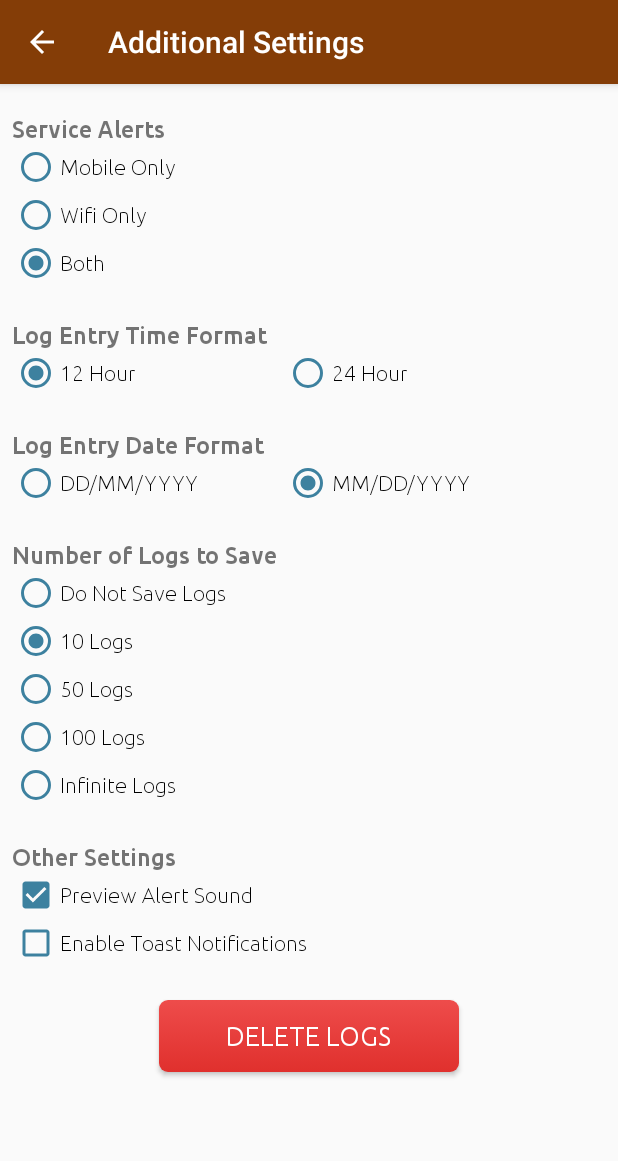
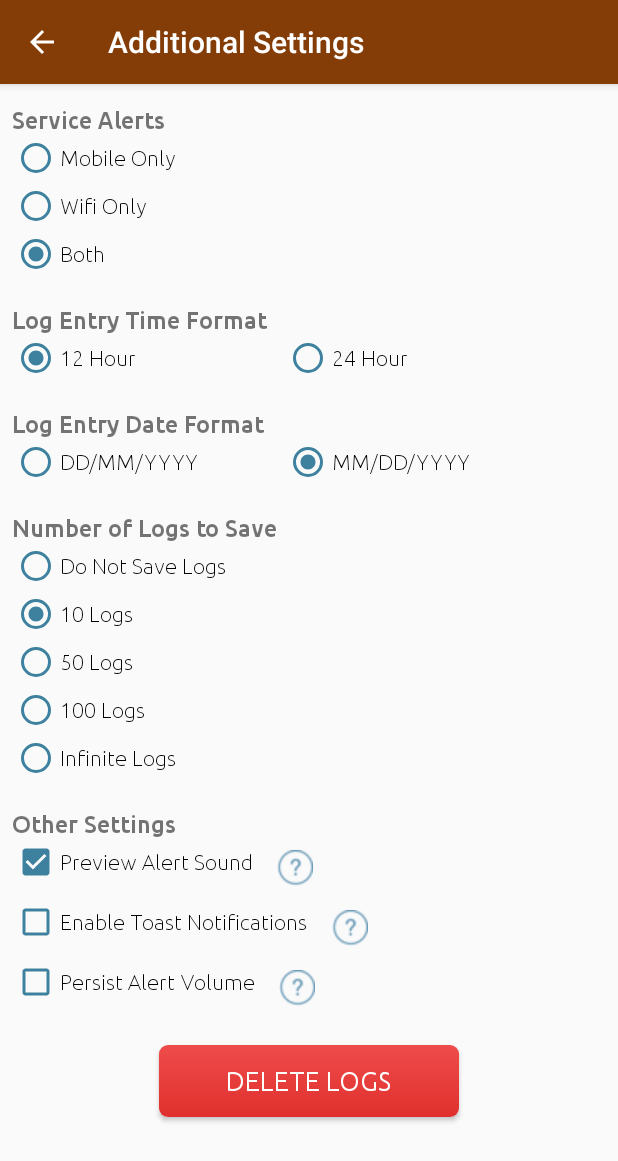
Before and after one commit to sgerendasy/ServiceNotifier, an Android app: the screen it shows after launch (Settings), in the options menu, after a tap on "Additional Settings", on a phone screen of 412 x 824 dp. Shown: the top 1161 px of the screen. Run offline under Robolectric (Android 15) with nearby library versions, the light colour scheme and no system bars; libraries missing offline, so code that uses them is left out: com.sothree.slidinguppanel; Roboto replaces fonts that are not available here; 4 statements that could not run were skipped.

Commit message:
Added persistent volume, minor code cleanup, bug fixes, UI updates

```diff
--- a/app/src/main/java/com/example/email/serviceindicator/MainActivity.java
+++ b/app/src/main/java/com/example/email/serviceindicator/MainActivity.java
@@ -4,6 +4,7 @@ import android.content.Context;
 import android.content.Intent;
 import android.content.IntentFilter;
 import android.content.SharedPreferences;
+import android.content.res.ColorStateList;
 import android.graphics.Typeface;
 import android.media.AudioManager;
 import android.media.MediaPlayer;
@@ -66,7 +67,7 @@ public class MainActivity extends AppCompatActivity {
     public static int oldVolume;
     public boolean appIsOn;
 
-    public static MainActivity MA;
+    public static MainActivity mainActivityInstance;
     private SlidingUpPanelLayout mLayout;
     // The BroadcastReceiver that tracks network connectivity changes.
     public static NetworkReceiver receiver = new NetworkReceiver();
@@ -88,18 +89,19 @@ public class MainActivity extends AppCompatActivity {
 
     public static IntentFilter filter;
     public static AudioManager mAudioManager;
+    public static int MaxVolume = 100;
     public static MediaPlayer mediaPlayer = new MediaPlayer();
     private LogEntrySQL logEntryDB;
-    public LinearLayout setSoundsLayout;
     public static RadioGroup leftRadioGroupColumn;
     public static RadioGroup rightRadioGroupColumn;
+    public LinearLayout setSoundsLayout;
     public LinearLayout labelLayout;
     public LinearLayout confirmationLayout;
     public LinearLayout soundsTemp;
 
     public static MainActivity getInstance()
     {
-        return MA;
+        return mainActivityInstance;
     }
 
     @Override
@@ -109,80 +111,74 @@ public class MainActivity extends AppCompatActivity {
         // Registers BroadcastReceiver to track network connection changes.
         filter = new IntentFilter(ConnectivityManager.CONNECTIVITY_ACTION);
         receiver = new NetworkReceiver();
-        MA = this;
+        mAudioManager = (AudioManager) getSystemService(AUDIO_SERVICE);
+        if (mAudioManager != null)
+            MaxVolume = mAudioManager.getStreamMaxVolume(audioStreamType);
+        mainActivityInstance = this;
 
-        mAudioManager = (AudioManager) getSystemService(AUDIO_SERVICE);
-
+        // Set persistent data values
         sharedPref = PreferenceManager.getDefaultSharedPreferences(getApplicationContext());
-        ImageButton appOnButton = (ImageButton) findViewById(R.id.appOnButton);
 
         appIsOn = sharedPref.getBoolean(getResources().getString(R.string.AppOnPref), true);
         int appOnImageId = appIsOn ? R.drawable.connected_logo : R.drawable.disconnected_logo;
-        appOnButton.setImageResource(appOnImageId);
+        ((ImageButton)findViewById(R.id.appOnButton)).setImageResource(appOnImageId);
+
         SeekBar volumeSlider = (SeekBar) findViewById(R.id.volumeBar);
         volumeSlider.setProgress(sharedPref.getInt(getResources().getString(R.string.VolumePref), 70));
         ((TextView)findViewById(R.id.volumeLabel)).setText("Volume: " + volumeSlider.getProgress() + "%");
-        mAudioManager.setStreamVolume(audioStreamType, volumeSlider.getProgress(), AudioManager.FLAG_VIBRATE);
+        int realVolume = (int)(MaxVolume * ((float)volumeSlider.getProgress() / 100));
+        mAudioManager.setStreamVolume(audioStreamType, realVolume, AudioManager.FLAG_VIBRATE);
+
         is12HourFormat = sharedPref.getBoolean(getResources().getString(R.string.IsTwelveHourBoolean), true);
         isMMDDFormat = sharedPref.getBoolean(getResources().getString(R.string.ISMMDDFormatBoolean), true);
-
         logEntryDB = new LogEntrySQL(this);
         logArray = logEntryDB.getLogs(sharedPref.getInt(getResources().getString(R.string.SaveLogsValue), 10));
+
 
         populateSoundsDict();
         populateRadioGroupLayout();
         InitializeSoundSelectionLabel();
         InitializeSoundConfirmationLayout();
         SetLayoutConstraints();
+
+        // Set fonts
         Typeface ubuntuLight = Typeface.createFromAsset(getAssets(), "fonts/Ubuntu-L.ttf");
         ((TextView)findViewById(R.id.volumeLabel)).setTypeface(ubuntuLight);
 
 
-        // perform seek bar change listener event used for getting the progress value
+        // seek bar listener event for getting the volume's int value
         volumeSlider.setOnSeekBarChangeListener(new SeekBar.OnSeekBarChangeListener()
         {
-            int progressChangedValue = 0;
-
             public void onProgressChanged(SeekBar seekBar, int progress, boolean fromUser) {
-                progressChangedValue = progress;
-                sharedPref.edit().putInt(getResources().getString(R.string.VolumePref), progress).apply();
-                ((TextView)findViewById(R.id.volumeLabel)).setText("Volume: " + progress + "%");
-                mAudioManager.setStreamVolume(audioStreamType, progress, AudioManager.FLAG_VIBRATE);
+                int realVolume = (int)(MaxVolume * ((float)progress / 100));                                         // calculate it
+                sharedPref.edit().putInt(getResources().getString(R.string.VolumePref), progress).apply();          // persist it
+                ((TextView)findViewById(R.id.volumeLabel)).setText("Volume: " + progress + "%");                   // label it
+                mAudioManager.setStreamVolume(audioStreamType, realVolume, AudioManager.FLAG_VIBRATE);            // bop it
             }
 
             @Override
-            public void onStartTrackingTouch(SeekBar seekBar) {
-
-            }
+            public void onStartTrackingTouch(SeekBar seekBar) { }
 
             @Override
-            public void onStopTrackingTouch(SeekBar seekBar) {
-
-            }
+            public void onStopTrackingTouch(SeekBar seekBar) { }
         });
 
-
-        ListView logListView = (ListView) findViewById(R.id.logList);
-
-        arrayAdapter = new ArrayAdapter<LogEntry>(
+        // Setup the log entries slide-up
+        ListView logListView = (ListView)findViewById(R.id.logList);
+        arrayAdapter = new ArrayAdapter<>(
                 this,
                 android.R.layout.simple_list_item_1,
                 logArray );
         logListView.setAdapter(arrayAdapter);
 
-        mLayout = (SlidingUpPanelLayout) findViewById(R.id.sliding_layout);
+        mLayout = (SlidingUpPanelLayout)findViewById(R.id.sliding_layout);
         mLayout.setPanelHeight(80);
-
         mLayout.addPanelSlideListener(new SlidingUpPanelLayout.PanelSlideListener() {
             @Override
-            public void onPanelSlide(View panel, float slideOffset) {
-
-            }
+            public void onPanelSlide(View panel, float slideOffset) { }
 
             @Override
-            public void onPanelStateChanged(View panel, SlidingUpPanelLayout.PanelState previousState, SlidingUpPanelLayout.PanelState newState) {
-
-            }
+            public void onPanelStateChanged(View panel, SlidingUpPanelLayout.PanelState previousState, SlidingUpPanelLayout.PanelState newState) { }
         });
         mLayout.setFadeOnClickListener(new View.OnClickListener() {
             @Override
@@ -191,7 +187,9 @@ public class MainActivity extends AppCompatActivity {
             }
         });
 
-        this.getApplicationContext().registerReceiver(receiver, filter);
+
+        toggleService(appIsOn, false);
+
     }
 
     @Override
@@ -396,6 +394,17 @@ public class MainActivity extends AppCompatActivity {
         soundsTemp.addView(confirmationLayout);
     }
 
+    public void WHATEVER(View view)
+    {
+        try {
+            getApplicationContext().unregisterReceiver(receiver);
+        }
+        catch (Exception e)
+        {
+            Toast.makeText(this, e.getMessage(), Toast.LENGTH_SHORT).show();
+        }
+    }
+
     public void populateRadioGroupLayout()
     {
         setSoundsLayout = new LinearLayout(this);
@@ -412,10 +421,16 @@ public class MainActivity extends AppCompatActivity {
         leftRadioGroupColumn.setOnCheckedChangeListener(leftColumnListener);
         rightRadioGroupColumn.setOnCheckedChangeListener(rightColumnListener);
 
+        ColorStateList radioButtonColorList = new ColorStateList(
+                new int[][]{ new int[]{-android.R.attr.state_enabled}, new int[]{android.R.attr.state_enabled}},
+                new int[] { getColor(R.color.greyBackground), getColor(R.color.blueText) }
+        );
+
 
         for (int i = 0; i < soundsArray.size() / 2; i++)
         {
             RadioButton newRadioButton = new RadioButton(this);
+            newRadioButton.setButtonTintList(radioButtonColorList);
             newRadioButton.setText(soundsArray.get(i).soundName);
             newRadioButton.setId(soundsArray.get(i).radioButtonIndex);
             leftRadioGroupColumn.addView(newRadioButton);
@@ -423,6 +438,7 @@ public class MainActivity extends AppCompatActivity {
         for (int i = soundsArray.size() / 2; i < soundsArray.size(); i++)
         {
             RadioButton newRadioButton = new RadioButton(this);
+            newRadioButton.setButtonTintList(radioButtonColorList);
             newRadioButton.setText(soundsArray.get(i).soundName);
             newRadioButton.setId(soundsArray.get(i).radioButtonIndex);
             rightRadioGroupColumn.addView(newRadioButton);
@@ -460,7 +476,11 @@ public class MainActivity extends AppCompatActivity {
         int appOnImageId = appIsOn ? R.drawable.connected_logo : R.drawable.disconnected_logo;
         ((ImageButton)findViewById(R.id.appOnButton)).setImageResource(appOnImageId);
         sharedPref.edit().putBoolean(getResources().getString(R.string.AppOnPref), appIsOn).apply();
-        toggleService(appIsOn);
+        toggleService(appIsOn, true);
+        DateFormat datetimeFormat = new SimpleDateFormat(logEntryDateTimeFormat);
+        String logDatetime = datetimeFormat.format(Calendar.getInstance().getTime());
+        String eventString = appIsOn ? "Service Alert Turned On" : "Service Alert Turned Off";
+        addLog(logDatetime, eventString);
     }
 
     public void SetSoundsButtonClicked(View view)
@@ -600,17 +620,6 @@ public class MainActivity extends AppCompatActivity {
         soundsArray.add(new SoundInfo(R.raw.slide_down, 11, getResources().getString(R.string.SlideDown)));
     }
 
-
-    public SoundInfo getSoundInfo(String soundName)
-    {
-        for (SoundInfo soundInfo : soundsArray)
-        {
-            if (soundInfo.soundName.equals(soundName))
-                return soundInfo;
-        }
-        return null;
-    }
-
     public SoundInfo getSoundInfo(int soundId)
     {
         for (SoundInfo soundInfo : soundsArray)
@@ -631,25 +640,23 @@ public class MainActivity extends AppCompatActivity {
         return null;
     }
 
-    public void toggleService(boolean on)
+    public void toggleService(boolean on, boolean showToast)
     {
         try
         {
+            String serviceChangeString = "Service Alert Turned On";
             if (on)
             {
-                if (MainActivity.getInstance().sharedPref.getBoolean("EnableToastBoolean", true))
-                {
-                    Toast.makeText(getApplicationContext(), "Service on", Toast.LENGTH_SHORT).show();
-                }
                 this.getApplicationContext().registerReceiver(receiver, filter);
             }
             else
             {
-                if (MainActivity.getInstance().sharedPref.getBoolean("EnableToastBoolean", true))
-                {
-                    Toast.makeText(getApplicationContext(), "Service off", Toast.LENGTH_SHORT).show();
-                }
+                serviceChangeString = "Service Alert Turned Off";
                 this.getApplicationContext().unregisterReceiver(receiver);
+            }
+            if (showToast && MainActivity.getInstance().sharedPref.getBoolean("EnableToastBoolean", true))
+            {
+                Toast.makeText(getApplicationContext(), serviceChangeString, Toast.LENGTH_SHORT).show();
             }
         }
         catch (Exception e)
@@ -673,13 +680,18 @@ class NetworkReceiver extends BroadcastReceiver
         boolean CheckForMobileConnection = CheckForConnection.equals("BothServiceTypes") || CheckForConnection.equals("MobileOnly");
         boolean CheckForWifiConnection = CheckForConnection.equals("BothServiceTypes") || CheckForConnection.equals("WifiOnly");
 
+        if (MainActivity.getInstance().sharedPref.getBoolean("PersistAlertVolume", false))
+        {
+            oldVolume = MainActivity.mAudioManager.getStreamVolume(audioStreamType);
+            int volume = MainActivity.getInstance().sharedPref.getInt("VolumePref", 70);
+            int realVolume = (int)(MainActivity.MaxVolume * ((float)volume / 100));
+            MainActivity.mAudioManager.setStreamVolume(audioStreamType, realVolume, AudioManager.FLAG_VIBRATE);
+        }
+
         if(networkInfo != null)
         {
             if (networkInfo.getType() == ConnectivityManager.TYPE_WIFI && !wifiConnected && CheckForWifiConnection)
             {
-                oldVolume = MainActivity.mAudioManager.getStreamVolume(audioStreamType);
-                int volume = MainActivity.getInstance().sharedPref.getInt("VolumePref", 70);
-                MainActivity.mAudioManager.setStreamVolume(audioStreamType, volume, AudioManager.FLAG_VIBRATE);
 
                 wifiConnected = true;
 
@@ -692,17 +704,18 @@ class NetworkReceiver extends BroadcastReceiver
                 mediaPlayer.setOnCompletionListener(new MediaPlayer.OnCompletionListener() {
                     @Override
                     public void onCompletion(MediaPlayer mp) {
-                        MainActivity.mAudioManager.setStreamVolume(audioStreamType, oldVolume, AudioManager.FLAG_VIBRATE);
+                        if (MainActivity.getInstance().sharedPref.getBoolean("PersistAlertVolume", false))
+                            MainActivity.mAudioManager.setStreamVolume(audioStreamType, oldVolume, AudioManager.FLAG_VIBRATE);
                         mediaPlayer.release();
                         mediaPlayer = null;
                     }
                 });
                 mediaPlayer.start();
-                MainActivity.getInstance().setWifiName(networkInfo.getExtraInfo());
+                MainActivity.getInstance().setWifiName((networkInfo.getExtraInfo() == null ? "unknown" : networkInfo.getExtraInfo()));
 
                 DateFormat datetimeFormat = new SimpleDateFormat(logEntryDateTimeFormat);
                 String logDatetime = datetimeFormat.format(Calendar.getInstance().getTime());
-                String connInfo = "Wifi connected to " + networkInfo.getExtraInfo();
+                String connInfo = "Wifi connected to " + (networkInfo.getExtraInfo() == null ? "unknown" : networkInfo.getExtraInfo());
                 MainActivity.getInstance().addLog(logDatetime, connInfo);
                 if (MainActivity.getInstance().sharedPref.getBoolean("EnableToastBoolean", true))
                     Toast.makeText(context, connInfo, Toast.LENGTH_SHORT).show();
@@ -710,10 +723,6 @@ class NetworkReceiver extends BroadcastReceiver
             }
             if (networkInfo.getType() == ConnectivityManager.TYPE_MOBILE && !mobileConnected && CheckForMobileConnection)
             {
-                oldVolume = MainActivity.mAudioManager.getStreamVolume(audioStreamType);
-                int volume = MainActivity.getInstance().sharedPref.getInt("VolumePref", 70);
-                MainActivity.mAudioManager.setStreamVolume(audioStreamType, volume, AudioManager.FLAG_VIBRATE);
-
                 mobileConnected = true;
 
                 int currentSoundId = MainActivity.getInstance().sharedPref.getInt(MOBILE_ON_TYPE, R.raw.guitar_riff);
@@ -725,17 +734,18 @@ class NetworkReceiver extends BroadcastReceiver
                 mediaPlayer.setOnCompletionListener(new MediaPlayer.OnCompletionListener() {
                     @Override
                     public void onCompletion(MediaPlayer mp) {
-                        MainActivity.mAudioManager.setStreamVolume(audioStreamType, oldVolume, AudioManager.FLAG_VIBRATE);
+                        if (MainActivity.getInstance().sharedPref.getBoolean("PersistAlertVolume", false))
+                            MainActivity.mAudioManager.setStreamVolume(audioStreamType, oldVolume, AudioManager.FLAG_VIBRATE);
                         mediaPlayer.release();
                         mediaPlayer = null;
                     }
                 });
                 mediaPlayer.start();
-                MainActivity.getInstance().setMobileName(networkInfo.getExtraInfo());
+                MainActivity.getInstance().setMobileName((networkInfo.getExtraInfo() == null ? "unknown" : networkInfo.getExtraInfo()));
 
                 DateFormat datetimeFormat = new SimpleDateFormat(logEntryDateTimeFormat);
                 String logDatetime = datetimeFormat.format(Calendar.getInstance().getTime());
-                String connInfo = "Mobile connected to " + networkInfo.getExtraInfo();
+                String connInfo = "Mobile connected to " + (networkInfo.getExtraInfo() == null ? "unknown" : networkInfo.getExtraInfo());
                 MainActivity.getInstance().addLog(logDatetime, connInfo);
                 if (MainActivity.getInstance().sharedPref.getBoolean("EnableToastBoolean", true))
                     Toast.makeText(context, connInfo, Toast.LENGTH_SHORT).show();
@@ -745,10 +755,6 @@ class NetworkReceiver extends BroadcastReceiver
         {
             if (!wifi && wifiConnected && CheckForWifiConnection)
             {
-                oldVolume = MainActivity.mAudioManager.getStreamVolume(audioStreamType);
-                int volume = MainActivity.getInstance().sharedPref.getInt("VolumePref", 70);
-                MainActivity.mAudioManager.setStreamVolume(audioStreamType, volume, AudioManager.FLAG_VIBRATE);
-
                 wifiConnected = false;
 
                 int currentSoundId = MainActivity.getInstance().sharedPref.getInt(WIFI_OFF_TYPE, R.raw.negative);
@@ -761,7 +767,8 @@ class NetworkReceiver extends BroadcastReceiver
                 mediaPlayer.setOnCompletionListener(new MediaPlayer.OnCompletionListener() {
                     @Override
                     public void onCompletion(MediaPlayer mp) {
-                        MainActivity.mAudioManager.setStreamVolume(audioStreamType, oldVolume, AudioManager.FLAG_VIBRATE);
+                        if (MainActivity.getInstance().sharedPref.getBoolean("PersistAlertVolume", false))
+                            MainActivity.mAudioManager.setStreamVolume(audioStreamType, oldVolume, AudioManager.FLAG_VIBRATE);
                         mediaPlayer.release();
                         mediaPlayer = null;
                     }
@@ -777,9 +784,6 @@ class NetworkReceiver extends BroadcastReceiver
             }
             else if(!mobile && mobileConnected && CheckForMobileConnection)
             {
-                oldVolume = MainActivity.mAudioManager.getStreamVolume(audioStreamType);
-                int volume = MainActivity.getInstance().sharedPref.getInt("VolumePref", 70);
-                MainActivity.mAudioManager.setStreamVolume(audioStreamType, volume, AudioManager.FLAG_VIBRATE);
 
                 mobileConnected = false;
 
@@ -792,7 +796,8 @@ class NetworkReceiver extends BroadcastReceiver
                 mediaPlayer.setOnCompletionListener(new MediaPlayer.OnCompletionListener() {
                     @Override
                     public void onCompletion(MediaPlayer mp) {
-                        MainActivity.mAudioManager.setStreamVolume(audioStreamType, oldVolume, AudioManager.FLAG_VIBRATE);
+                        if (MainActivity.getInstance().sharedPref.getBoolean("PersistAlertVolume", false))
+                            MainActivity.mAudioManager.setStreamVolume(audioStreamType, oldVolume, AudioManager.FLAG_VIBRATE);
                         mediaPlayer.release();
                         mediaPlayer = null;
                     }
--- a/app/src/main/res/layout/activity_settings.xml
+++ b/app/src/main/res/layout/activity_settings.xml
@@ -14,7 +14,7 @@
         <LinearLayout
             android:layout_width="match_parent"
             android:layout_height="match_parent"
-            android:layout_marginTop="20dp"
+            android:layout_marginTop="14dp"
             android:layout_marginStart="8dp"
             android:layout_marginEnd="8dp"
             android:layout_marginBottom="8dp"
@@ -66,7 +66,7 @@
 
             <Space
                 android:layout_width="match_parent"
-                android:layout_height="22dp" />
+                android:layout_height="18dp" />
 
             <TextView
                 android:id="@+id/LogTimeFormatLabel"
@@ -102,7 +102,7 @@
 
             <Space
                 android:layout_width="match_parent"
-                android:layout_height="22dp" />
+                android:layout_height="18dp" />
 
             <TextView
                 android:id="@+id/LogDateFormatLabel"
@@ -140,7 +140,7 @@
 
             <Space
                 android:layout_width="match_parent"
-                android:layout_height="22dp" />
+                android:layout_height="18dp" />
 
             <TextView
                 android:id="@+id/NumberOfLogsLabel"
@@ -201,7 +201,7 @@
 
             <Space
                 android:layout_width="match_parent"
-                android:layout_height="22dp" />
+                android:layout_height="18dp" />
 
             <TextView
                 android:id="@+id/OtherSettingsLabel"
@@ -209,6 +209,11 @@
                 android:layout_height="wrap_content"
                 android:text="@string/other_settings"
                 android:textSize="16sp" />
+
+            <LinearLayout
+                android:layout_width="wrap_content"
+                android:layout_height="wrap_content"
+                android:orientation="horizontal">
 
                 <CheckBox
                     android:id="@+id/previewSoundCheckbox"
@@ -219,6 +224,24 @@
                     android:onClick="PreviewSoundChecked"
                     android:text="@string/preview_alert_sound" />
 
+                <ImageButton
+                    android:id="@+id/PreviewSoundHelpButton"
+                    android:layout_width="40dp"
+                    android:layout_height="40dp"
+                    style="?android:attr/borderlessButtonStyle"
+                    android:layout_marginStart="8dp"
+                    android:src="@drawable/question_mark"
+                    android:onClick="HelpButtonPressed"
+                    android:layout_gravity="center_vertical"
+                    />
+            </LinearLayout>
+
+
+            <LinearLayout
+                android:layout_width="wrap_content"
+                android:layout_height="wrap_content"
+                android:orientation="horizontal">
+
                 <CheckBox
                     android:id="@+id/enableToastCheckbox"
                     android:layout_width="match_parent"
@@ -228,9 +251,49 @@
                     android:onClick="EnableToastChecked"
                     android:text="@string/enable_toast_notifications" />
 
+                <ImageButton
+                    android:id="@+id/EnableToastHelpButton"
+                    android:layout_width="40dp"
+                    android:layout_height="40dp"
+                    style="?android:attr/borderlessButtonStyle"
+                    android:layout_marginStart="8dp"
+                    android:src="@drawable/question_mark"
+                    android:onClick="HelpButtonPressed"
+                    android:layout_gravity="center_vertical"
+                    />
+            </LinearLayout>
+
+
+            <LinearLayout
+                android:layout_width="wrap_content"
+                android:layout_height="wrap_content"
+                android:orientation="horizontal">
+
+                <CheckBox
+                    android:id="@+id/PersistVolumeCheckbox"
+                    android:layout_width="match_parent"
+                    android:layout_height="wrap_content"
+                    android:buttonTint="@color/blueText"
+                    android:checked="true"
+                    android:onClick="EnablePersistentVolumeChecked"
+                    android:text="@string/persist_alert_volume" />
+
+                <ImageButton
+                    android:id="@+id/PersistAlertVolumeHelpButton"
+                    android:layout_width="40dp"
+                    android:layout_height="40dp"
+                    style="?android:attr/borderlessButtonStyle"
+                    android:layout_marginStart="8dp"
+                    android:src="@drawable/question_mark"
+                    android:onClick="HelpButtonPressed"
+                    android:layout_gravity="center_vertical"
+                    />
+            </LinearLayout>
+
+
             <Space
                 android:layout_width="match_parent"
-                android:layout_height="22dp" />
+                android:layout_height="18dp" />
 
             <Button
                 android:id="@+id/DeleteLogsButton"
--- a/app/src/main/res/values/strings.xml
+++ b/app/src/main/res/values/strings.xml
@@ -25,6 +25,7 @@
     <string name="ISMMDDFormatBoolean">isMMDD</string>
     <string name="SaveLogsValue">SaveLogs</string>
     <string name="PreviewSoundBoolean">PreviewSoundBoolean</string>
+    <string name="PersistAlertVolume">PersistAlertVolume</string>
     // change to const
     <string name="EnableToastBoolean">EnableToastBoolean</string>
 
@@ -69,5 +70,6 @@
     <string name="nav_header_subtitle">android.studio@android.com</string>
     <string name="nav_header_desc">Navigation header</string>
     <string name="delete_logs">Delete Logs</string>
+    <string name="persist_alert_volume">Persist Alert Volume</string>
 
 </resources>
```
Also changed, not shown: app/src/main/java/com/example/email/serviceindicator/Settings.java (+53 -0 lines), app/src/main/res/layout/activity_main.xml (+10 -1 lines), app/src/main/res/drawable/question_mark.png (added). Lines whose indentation alone changed are shown as unchanged.
